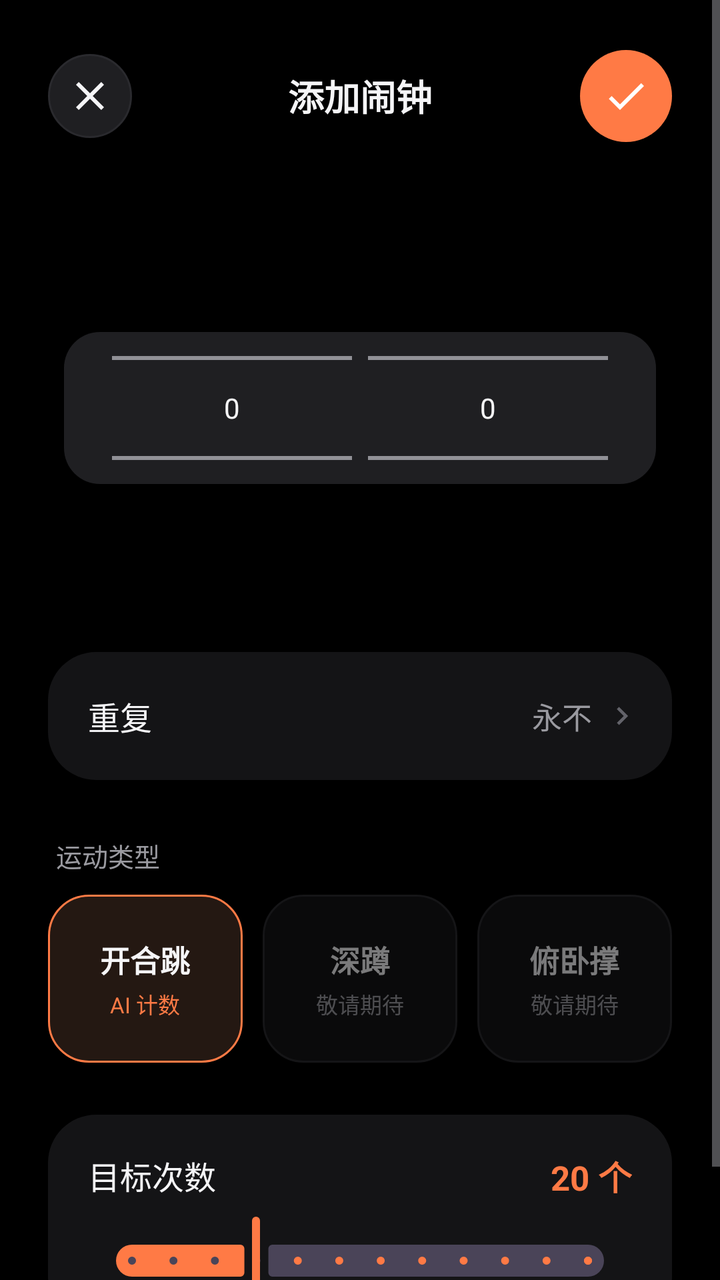
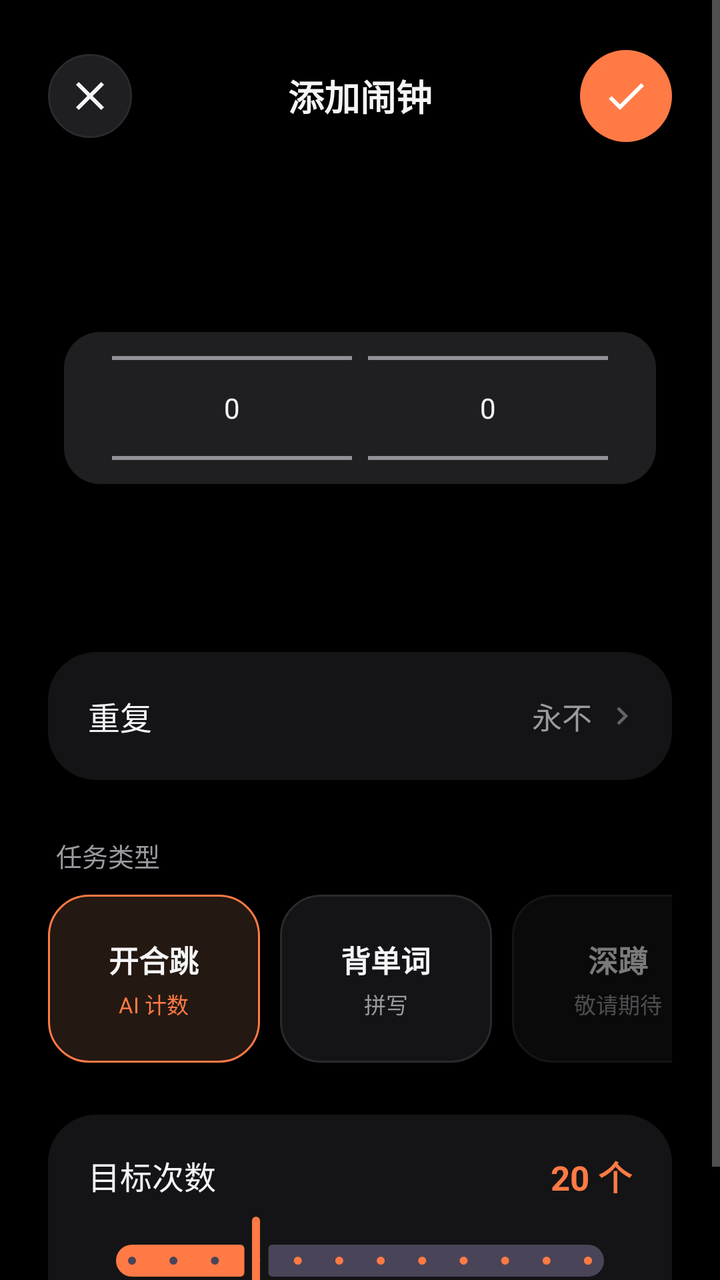

An Android layout rendered at two revisions. The XML below is the earlier revision; the diff shows what the commit changed to produce the second picture.
<!-- AndroidManifest.xml: application theme Theme.AlarmClock4jACW -->
<!-- res/layout/activity_edit_alarm.xml -->
<?xml version="1.0" encoding="utf-8"?>
<FrameLayout xmlns:android="http://schemas.android.com/apk/res/android"
    xmlns:app="http://schemas.android.com/apk/res-auto"
    android:layout_width="match_parent"
    android:layout_height="match_parent"
    android:background="@color/bg">

    <ScrollView
        android:layout_width="match_parent"
        android:layout_height="match_parent"
        android:clipToPadding="false"
        android:fillViewport="true">

        <LinearLayout
            android:layout_width="match_parent"
            android:layout_height="wrap_content"
            android:orientation="vertical"
            android:paddingStart="24dp"
            android:paddingTop="20dp"
            android:paddingEnd="24dp"
            android:paddingBottom="40dp">

            
            <FrameLayout
                android:layout_width="match_parent"
                android:layout_height="56dp">

                <ImageButton
                    android:id="@+id/btn_back"
                    android:layout_width="42dp"
                    android:layout_height="42dp"
                    android:layout_gravity="start|center_vertical"
                    android:background="@drawable/bg_circle_button"
                    android:contentDescription="@string/cancel"
                    android:scaleType="center"
                    android:src="@drawable/ic_close"
                    android:tint="@color/text_primary" />

                <TextView
                    android:id="@+id/screen_title"
                    android:layout_width="wrap_content"
                    android:layout_height="wrap_content"
                    android:layout_gravity="center"
                    android:text="@string/new_alarm"
                    android:textColor="@color/text_primary"
                    android:textSize="18sp"
                    android:textStyle="bold" />

                <ImageButton
                    android:id="@+id/btn_save"
                    android:layout_width="46dp"
                    android:layout_height="46dp"
                    android:layout_gravity="end|center_vertical"
                    android:background="@drawable/bg_accent_circle"
                    android:contentDescription="@string/save"
                    android:scaleType="center"
                    android:src="@drawable/ic_check"
                    android:tint="@color/white" />
            </FrameLayout>

            
            <FrameLayout
                android:layout_width="match_parent"
                android:layout_height="236dp"
                android:layout_marginTop="10dp">

                <View
                    android:layout_width="match_parent"
                    android:layout_height="76dp"
                    android:layout_gravity="center"
                    android:layout_marginStart="8dp"
                    android:layout_marginEnd="8dp"
                    android:background="@drawable/bg_picker_highlight" />

                <LinearLayout
                    android:layout_width="wrap_content"
                    android:layout_height="match_parent"
                    android:layout_gravity="center"
                    android:gravity="center"
                    android:orientation="horizontal">

                    <NumberPicker
                        android:id="@+id/picker_hour"
                        android:layout_width="120dp"
                        android:layout_height="236dp"
                        android:descendantFocusability="blocksDescendants" />

                    <NumberPicker
                        android:id="@+id/picker_minute"
                        android:layout_width="120dp"
                        android:layout_height="236dp"
                        android:layout_marginStart="8dp"
                        android:descendantFocusability="blocksDescendants" />
                </LinearLayout>
            </FrameLayout>

            
            <LinearLayout
                android:layout_width="match_parent"
                android:layout_height="wrap_content"
                android:layout_marginTop="4dp"
                android:background="@drawable/bg_card"
                android:orientation="vertical">

                <LinearLayout
                    android:id="@+id/repeat_row"
                    android:layout_width="match_parent"
                    android:layout_height="64dp"
                    android:background="?attr/selectableItemBackground"
                    android:clickable="true"
                    android:focusable="true"
                    android:gravity="center_vertical"
                    android:orientation="horizontal"
                    android:paddingStart="20dp"
                    android:paddingEnd="16dp">

                    <TextView
                        android:layout_width="wrap_content"
                        android:layout_height="wrap_content"
                        android:text="@string/repeat_label"
                        android:textColor="@color/text_primary"
                        android:textSize="16sp" />

                    <TextView
                        android:id="@+id/repeat_summary"
                        android:layout_width="0dp"
                        android:layout_height="wrap_content"
                        android:layout_weight="1"
                        android:gravity="end"
                        android:text="@string/repeat_never"
                        android:textColor="@color/text_secondary"
                        android:textSize="15sp" />

                    <ImageView
                        android:layout_width="18dp"
                        android:layout_height="18dp"
                        android:layout_marginStart="6dp"
                        android:contentDescription="@string/repeat_label"
                        android:src="@drawable/ic_chevron_right"
                        app:tint="@color/text_tertiary" />
                </LinearLayout>
            </LinearLayout>

            
            <TextView
                android:layout_width="wrap_content"
                android:layout_height="wrap_content"
                android:layout_marginStart="4dp"
                android:layout_marginTop="28dp"
                android:text="@string/exercise_label"
                android:textColor="@color/text_secondary"
                android:textSize="13sp" />

            <LinearLayout
                android:layout_width="match_parent"
                android:layout_height="wrap_content"
                android:layout_marginTop="10dp"
                android:orientation="horizontal">

                <LinearLayout
                    android:id="@+id/type_jumping_jack"
                    android:layout_width="0dp"
                    android:layout_height="84dp"
                    android:layout_weight="1"
                    android:background="@drawable/bg_option_selected"
                    android:gravity="center"
                    android:orientation="vertical">

                    <TextView
                        android:layout_width="wrap_content"
                        android:layout_height="wrap_content"
                        android:text="@string/exercise_jumping_jack"
                        android:textColor="@color/text_primary"
                        android:textSize="15sp"
                        android:textStyle="bold" />

                    <TextView
                        android:id="@+id/type_jumping_jack_tag"
                        android:layout_width="wrap_content"
                        android:layout_height="wrap_content"
                        android:layout_marginTop="3dp"
                        android:text="AI 计数"
                        android:textColor="@color/accent"
                        android:textSize="11sp" />
                </LinearLayout>

                <Space
                    android:layout_width="10dp"
                    android:layout_height="1dp" />

                <LinearLayout
                    android:layout_width="0dp"
                    android:layout_height="84dp"
                    android:layout_weight="1"
                    android:alpha="0.5"
                    android:background="@drawable/bg_option"
                    android:gravity="center"
                    android:orientation="vertical">

                    <TextView
                        android:layout_width="wrap_content"
                        android:layout_height="wrap_content"
                        android:text="@string/exercise_squat"
                        android:textColor="@color/text_primary"
                        android:textSize="15sp"
                        android:textStyle="bold" />

                    <TextView
                        android:layout_width="wrap_content"
                        android:layout_height="wrap_content"
                        android:layout_marginTop="3dp"
                        android:text="@string/coming_soon"
                        android:textColor="@color/text_secondary"
                        android:textSize="11sp" />
                </LinearLayout>

                <Space
                    android:layout_width="10dp"
                    android:layout_height="1dp" />

                <LinearLayout
                    android:layout_width="0dp"
                    android:layout_height="84dp"
                    android:layout_weight="1"
                    android:alpha="0.5"
                    android:background="@drawable/bg_option"
                    android:gravity="center"
                    android:orientation="vertical">

                    <TextView
                        android:layout_width="wrap_content"
                        android:layout_height="wrap_content"
                        android:text="@string/exercise_pushup"
                        android:textColor="@color/text_primary"
                        android:textSize="15sp"
                        android:textStyle="bold" />

                    <TextView
                        android:layout_width="wrap_content"
                        android:layout_height="wrap_content"
                        android:layout_marginTop="3dp"
                        android:text="@string/coming_soon"
                        android:textColor="@color/text_secondary"
                        android:textSize="11sp" />
                </LinearLayout>
            </LinearLayout>

            
            <LinearLayout
                android:layout_width="match_parent"
                android:layout_height="wrap_content"
                android:layout_marginTop="26dp"
                android:background="@drawable/bg_card"
                android:orientation="vertical"
                android:paddingStart="20dp"
                android:paddingTop="18dp"
                android:paddingEnd="20dp"
                android:paddingBottom="8dp">

                <LinearLayout
                    android:layout_width="match_parent"
                    android:layout_height="wrap_content"
                    android:gravity="center_vertical"
                    android:orientation="horizontal">

                    <TextView
                        android:layout_width="0dp"
                        android:layout_height="wrap_content"
                        android:layout_weight="1"
                        android:text="@string/reps_label"
                        android:textColor="@color/text_primary"
                        android:textSize="16sp" />

                    <TextView
                        android:id="@+id/reps_value"
                        android:layout_width="wrap_content"
                        android:layout_height="wrap_content"
                        android:text="20 个"
                        android:textColor="@color/accent"
                        android:textSize="17sp"
                        android:textStyle="bold" />
                </LinearLayout>

                <com.google.android.material.slider.Slider
                    android:id="@+id/reps_slider"
                    android:layout_width="match_parent"
                    android:layout_height="wrap_content"
                    android:layout_marginTop="6dp"
                    android:stepSize="5"
                    android:value="20"
                    android:valueFrom="5"
                    android:valueTo="60"
                    app:labelBehavior="gone" />
            </LinearLayout>

            <com.google.android.material.button.MaterialButton
                android:id="@+id/btn_delete"
                style="@style/Widget.GhostButton"
                android:layout_width="match_parent"
                android:layout_height="52dp"
                android:layout_marginTop="18dp"
                android:text="@string/delete"
                android:textColor="@color/danger"
                android:visibility="gone" />
        </LinearLayout>
    </ScrollView>

</FrameLayout>
<!-- resources referenced by this layout -->
<resources>
  <color name="accent">#FFFF7A45</color>
  <color name="bg">#FF000000</color>
  <color name="danger">#FFFF5A5F</color>
  <color name="text_primary">#FFF5F5F7</color>
  <color name="text_secondary">#FF9A9AA0</color>
  <color name="text_tertiary">#FF63636A</color>
  <color name="white">#FFFFFFFF</color>
  <!-- drawable bg_accent_circle (drawable) -->
  <?xml version="1.0" encoding="utf-8"?>
  <shape xmlns:android="http://schemas.android.com/apk/res/android"
      android:shape="oval">
      <solid android:color="@color/accent" />
  </shape>
  <!-- drawable bg_card (drawable) -->
  <?xml version="1.0" encoding="utf-8"?>
  <shape xmlns:android="http://schemas.android.com/apk/res/android"
      android:shape="rectangle">
      <solid android:color="@color/surface" />
      <corners android:radius="24dp" />
  </shape>
  <!-- drawable bg_circle_button (drawable) -->
  <?xml version="1.0" encoding="utf-8"?>
  <shape xmlns:android="http://schemas.android.com/apk/res/android"
      android:shape="oval">
      <solid android:color="@color/surface_high" />
      <stroke
          android:width="1dp"
          android:color="@color/stroke" />
  </shape>
  <!-- drawable bg_option (drawable) -->
  <?xml version="1.0" encoding="utf-8"?>
  <shape xmlns:android="http://schemas.android.com/apk/res/android"
      android:shape="rectangle">
      <solid android:color="@color/surface" />
      <corners android:radius="20dp" />
      <stroke
          android:width="1dp"
          android:color="@color/stroke" />
  </shape>
  <!-- drawable bg_option_selected (drawable) -->
  <?xml version="1.0" encoding="utf-8"?>
  <shape xmlns:android="http://schemas.android.com/apk/res/android"
      android:shape="rectangle">
      <solid android:color="@color/accent_soft" />
      <corners android:radius="20dp" />
      <stroke
          android:width="1dp"
          android:color="@color/accent" />
  </shape>
  <!-- drawable bg_picker_highlight (drawable) -->
  <?xml version="1.0" encoding="utf-8"?>
  <shape xmlns:android="http://schemas.android.com/apk/res/android"
      android:shape="rectangle">
      <solid android:color="@color/surface_high" />
      <corners android:radius="18dp" />
  </shape>
  <!-- drawable ic_chevron_right (drawable) -->
  <?xml version="1.0" encoding="utf-8"?>
  <vector xmlns:android="http://schemas.android.com/apk/res/android"
      android:width="24dp"
      android:height="24dp"
      android:viewportWidth="24"
      android:viewportHeight="24">
      <path
          android:fillColor="#FFFFFFFF"
          android:pathData="M10,6L8.59,7.41 13.17,12l-4.58,4.59L10,18l6,-6z" />
  </vector>
  <string name="cancel">取消</string>
  <string name="coming_soon">敬请期待</string>
  <string name="delete">删除</string>
  <string name="exercise_jumping_jack">开合跳</string>
  <string name="exercise_label">运动类型</string>
  <string name="exercise_pushup">俯卧撑</string>
  <string name="exercise_squat">深蹲</string>
  <string name="new_alarm">添加闹钟</string>
  <string name="repeat_label">重复</string>
  <string name="repeat_never">永不</string>
  <string name="reps_label">目标次数</string>
  <string name="save">保存</string>
  <style name="Widget.GhostButton" parent="Widget.Material3.Button.TextButton">
          <item name="android:textColor">@color/text_secondary</item>
          <item name="cornerRadius">18dp</item>
      </style>
  <color name="surface">#FF141416</color>
  <color name="surface_high">#FF1F1F22</color>
  <color name="stroke">#FF2A2A2E</color>
  <color name="accent_soft">#FF241812</color>
  <color name="accent_deep">#FFCC4F1F</color>
  <color name="mint">#FF35D0A5</color>
  <color name="on_accent">#FF1A0C05</color>
  <!-- unchanged entries left out for length: 3 -->
</resources>

<!-- the commit's change to res/layout/activity_edit_alarm.xml (unified diff, before → after) -->
@@ -151,20 +151,26 @@
                 android:textColor="@color/text_secondary"
                 android:textSize="13sp" />
 
-            <LinearLayout
+            <HorizontalScrollView
                 android:layout_width="match_parent"
                 android:layout_height="wrap_content"
                 android:layout_marginTop="10dp"
-                android:orientation="horizontal">
-
-                <LinearLayout
-                    android:id="@+id/type_jumping_jack"
-                    android:layout_width="0dp"
-                    android:layout_height="84dp"
-                    android:layout_weight="1"
-                    android:background="@drawable/bg_option_selected"
-                    android:gravity="center"
-                    android:orientation="vertical">
+                android:clipToPadding="false"
+                android:overScrollMode="never"
+                android:scrollbars="none">
+
+                <LinearLayout
+                    android:layout_width="wrap_content"
+                    android:layout_height="wrap_content"
+                    android:orientation="horizontal">
+
+                    <LinearLayout
+                        android:id="@+id/type_jumping_jack"
+                        android:layout_width="106dp"
+                        android:layout_height="84dp"
+                        android:background="@drawable/bg_option_selected"
+                        android:gravity="center"
+                        android:orientation="vertical">
 
                     <TextView
                         android:layout_width="wrap_content"
@@ -182,71 +188,101 @@
                         android:text="AI 计数"
                         android:textColor="@color/accent"
                         android:textSize="11sp" />
-                </LinearLayout>
-
-                <Space
-                    android:layout_width="10dp"
-                    android:layout_height="1dp" />
-
-                <LinearLayout
-                    android:layout_width="0dp"
-                    android:layout_height="84dp"
-                    android:layout_weight="1"
-                    android:alpha="0.5"
-                    android:background="@drawable/bg_option"
-                    android:gravity="center"
-                    android:orientation="vertical">
-
-                    <TextView
-                        android:layout_width="wrap_content"
-                        android:layout_height="wrap_content"
-                        android:text="@string/exercise_squat"
-                        android:textColor="@color/text_primary"
-                        android:textSize="15sp"
-                        android:textStyle="bold" />
-
-                    <TextView
-                        android:layout_width="wrap_content"
-                        android:layout_height="wrap_content"
-                        android:layout_marginTop="3dp"
-                        android:text="@string/coming_soon"
-                        android:textColor="@color/text_secondary"
-                        android:textSize="11sp" />
-                </LinearLayout>
-
-                <Space
-                    android:layout_width="10dp"
-                    android:layout_height="1dp" />
-
-                <LinearLayout
-                    android:layout_width="0dp"
-                    android:layout_height="84dp"
-                    android:layout_weight="1"
-                    android:alpha="0.5"
-                    android:background="@drawable/bg_option"
-                    android:gravity="center"
-                    android:orientation="vertical">
-
-                    <TextView
-                        android:layout_width="wrap_content"
-                        android:layout_height="wrap_content"
-                        android:text="@string/exercise_pushup"
-                        android:textColor="@color/text_primary"
-                        android:textSize="15sp"
-                        android:textStyle="bold" />
-
-                    <TextView
-                        android:layout_width="wrap_content"
-                        android:layout_height="wrap_content"
-                        android:layout_marginTop="3dp"
-                        android:text="@string/coming_soon"
-                        android:textColor="@color/text_secondary"
-                        android:textSize="11sp" />
-                </LinearLayout>
-            </LinearLayout>
+                    </LinearLayout>
+
+                    <Space
+                        android:layout_width="10dp"
+                        android:layout_height="1dp" />
+
+                    <LinearLayout
+                        android:id="@+id/type_word_spell"
+                        android:layout_width="106dp"
+                        android:layout_height="84dp"
+                        android:background="@drawable/bg_option"
+                        android:gravity="center"
+                        android:orientation="vertical">
+
+                        <TextView
+                            android:layout_width="wrap_content"
+                            android:layout_height="wrap_content"
+                            android:text="@string/word_task_name"
+                            android:textColor="@color/text_primary"
+                            android:textSize="15sp"
+                            android:textStyle="bold" />
+
+                        <TextView
+                            android:id="@+id/type_word_spell_tag"
+                            android:layout_width="wrap_content"
+                            android:layout_height="wrap_content"
+                            android:layout_marginTop="3dp"
+                            android:text="@string/word_task_tag"
+                            android:textColor="@color/text_secondary"
+                            android:textSize="11sp" />
+                    </LinearLayout>
+
+                    <Space
+                        android:layout_width="10dp"
+                        android:layout_height="1dp" />
+
+                    <LinearLayout
+                        android:layout_width="106dp"
+                        android:layout_height="84dp"
+                        android:alpha="0.5"
+                        android:background="@drawable/bg_option"
+                        android:gravity="center"
+                        android:orientation="vertical">
+
+                        <TextView
+                            android:layout_width="wrap_content"
+                            android:layout_height="wrap_content"
+                            android:text="@string/exercise_squat"
+                            android:textColor="@color/text_primary"
+                            android:textSize="15sp"
+                            android:textStyle="bold" />
+
+                        <TextView
+                            android:layout_width="wrap_content"
+                            android:layout_height="wrap_content"
+                            android:layout_marginTop="3dp"
+                            android:text="@string/coming_soon"
+                            android:textColor="@color/text_secondary"
+                            android:textSize="11sp" />
+                    </LinearLayout>
+
+                    <Space
+                        android:layout_width="10dp"
+                        android:layout_height="1dp" />
+
+                    <LinearLayout
+                        android:layout_width="106dp"
+                        android:layout_height="84dp"
+                        android:alpha="0.5"
+                        android:background="@drawable/bg_option"
+                        android:gravity="center"
+                        android:orientation="vertical">
+
+                        <TextView
+                            android:layout_width="wrap_content"
+                            android:layout_height="wrap_content"
+                            android:text="@string/exercise_pushup"
+                            android:textColor="@color/text_primary"
+                            android:textSize="15sp"
+                            android:textStyle="bold" />
+
+                        <TextView
+                            android:layout_width="wrap_content"
+                            android:layout_height="wrap_content"
+                            android:layout_marginTop="3dp"
+                            android:text="@string/coming_soon"
+                            android:textColor="@color/text_secondary"
+                            android:textSize="11sp" />
+                    </LinearLayout>
+                </LinearLayout>
+            </HorizontalScrollView>
 
             
             <LinearLayout
+                android:id="@+id/reps_section"
                 android:layout_width="match_parent"
                 android:layout_height="wrap_content"
                 android:layout_marginTop="26dp"
@@ -293,6 +329,97 @@
                     app:labelBehavior="gone" />
             </LinearLayout>
 
+            
+            <LinearLayout
+                android:id="@+id/word_section"
+                android:layout_width="match_parent"
+                android:layout_height="wrap_content"
+                android:layout_marginTop="26dp"
+                android:background="@drawable/bg_card"
+                android:orientation="vertical"
+                android:paddingStart="20dp"
+                android:paddingTop="18dp"
+                android:paddingEnd="20dp"
+                android:paddingBottom="8dp"
+                android:visibility="gone">
+
+                <LinearLayout
+                    android:layout_width="match_parent"
+                    android:layout_height="wrap_content"
+                    android:gravity="center_vertical"
+                    android:orientation="horizontal">
+
+                    <TextView
+                        android:layout_width="0dp"
+                        android:layout_height="wrap_content"
+                        android:layout_weight="1"
+                        android:text="@string/word_count_label"
+                        android:textColor="@color/text_primary"
+                        android:textSize="16sp" />
+
+                    <TextView
+                        android:id="@+id/word_count_value"
+                        android:layout_width="wrap_content"
+                        android:layout_height="wrap_content"
+                        android:text="10 个"
+                        android:textColor="@color/accent"
+                        android:textSize="17sp"
+                        android:textStyle="bold" />
+                </LinearLayout>
+
+                <com.google.android.material.slider.Slider
+                    android:id="@+id/word_count_slider"
+                    android:layout_width="match_parent"
+                    android:layout_height="wrap_content"
+                    android:layout_marginTop="6dp"
+                    android:stepSize="1"
+                    android:value="10"
+                    android:valueFrom="5"
+                    android:valueTo="60"
+                    app:labelBehavior="gone" />
+
+                <View
+                    android:layout_width="match_parent"
+                    android:layout_height="1dp"
+                    android:layout_marginTop="4dp"
+                    android:background="@color/stroke" />
+
+                <LinearLayout
+                    android:id="@+id/word_book_row"
+                    android:layout_width="match_parent"
+                    android:layout_height="56dp"
+                    android:background="?attr/selectableItemBackground"
+                    android:clickable="true"
+                    android:focusable="true"
+                    android:gravity="center_vertical"
+                    android:orientation="horizontal">
+
+                    <TextView
+                        android:layout_width="wrap_content"
+                        android:layout_height="wrap_content"
+                        android:text="@string/word_book_label"
+                        android:textColor="@color/text_primary"
+                        android:textSize="16sp" />
+
+                    <TextView
+                        android:id="@+id/word_book_value"
+                        android:layout_width="0dp"
+                        android:layout_height="wrap_content"
+                        android:layout_weight="1"
+                        android:gravity="end"
+                        android:textColor="@color/text_secondary"
+                        android:textSize="15sp" />
+
+                    <ImageView
+                        android:layout_width="18dp"
+                        android:layout_height="18dp"
+                        android:layout_marginStart="6dp"
+                        android:contentDescription="@string/word_book_label"
+                        android:src="@drawable/ic_chevron_right"
+                        app:tint="@color/text_tertiary" />
+                </LinearLayout>
+            </LinearLayout>
+
             <com.google.android.material.button.MaterialButton
                 android:id="@+id/btn_delete"
                 style="@style/Widget.GhostButton"
<!-- resource entries referenced after the edit -->
@@ -71,7 +71,7 @@
   <string name="coming_soon">敬请期待</string>
   <string name="delete">删除</string>
   <string name="exercise_jumping_jack">开合跳</string>
-  <string name="exercise_label">运动类型</string>
+  <string name="exercise_label">任务类型</string>
   <string name="exercise_pushup">俯卧撑</string>
   <string name="exercise_squat">深蹲</string>
   <string name="new_alarm">添加闹钟</string>
@@ -79,6 +79,10 @@
   <string name="repeat_never">永不</string>
   <string name="reps_label">目标次数</string>
   <string name="save">保存</string>
+  <string name="word_book_label">词库</string>
+  <string name="word_count_label">目标单词数</string>
+  <string name="word_task_name">背单词</string>
+  <string name="word_task_tag">拼写</string>
   <style name="Widget.GhostButton" parent="Widget.Material3.Button.TextButton">
           <item name="android:textColor">@color/text_secondary</item>
           <item name="cornerRadius">18dp</item>
